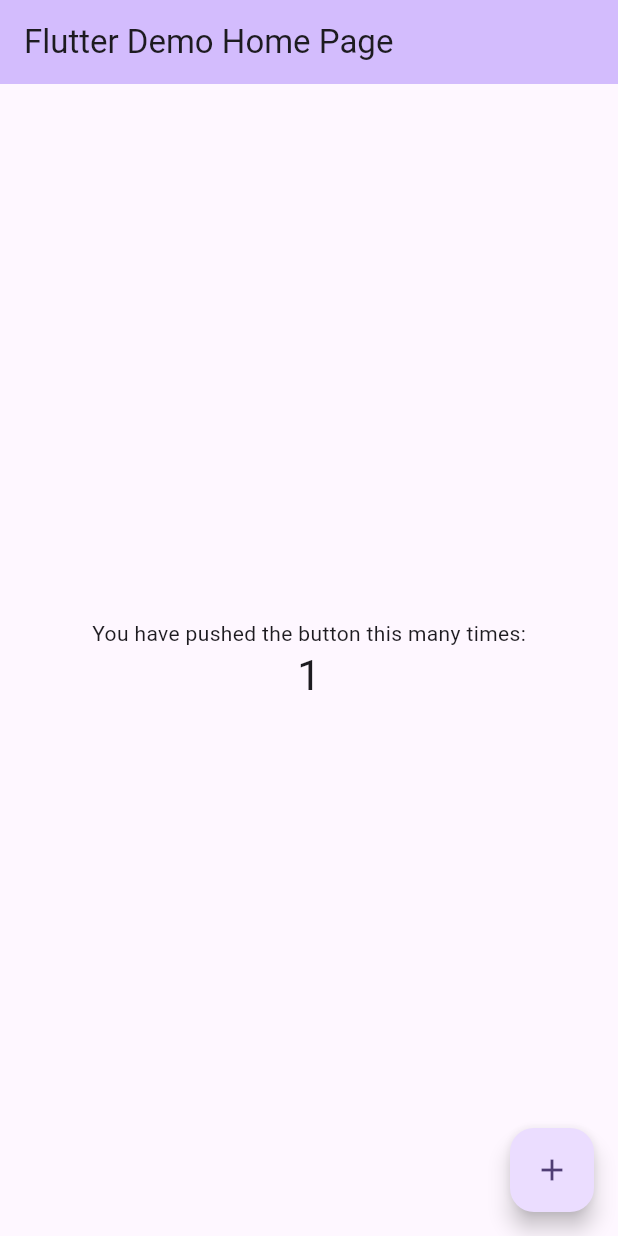
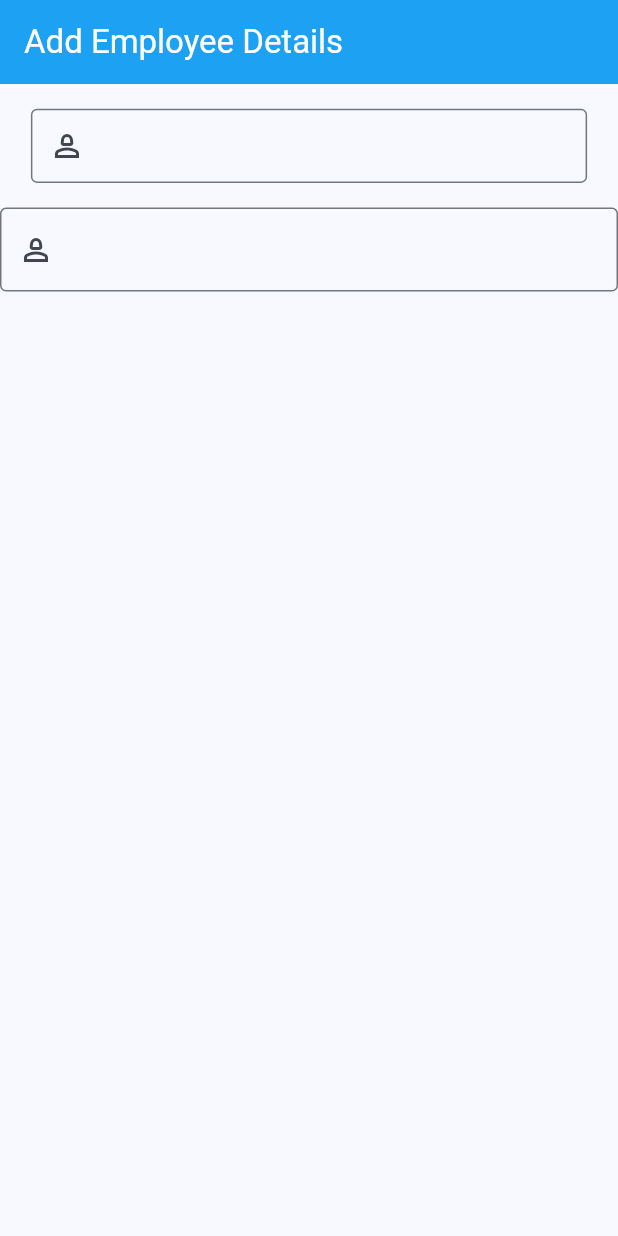
Before and after one commit to sumanthk07/employee-details-app-with-flutter-local-database, a Flutter app: the screen it shows after launch, after a tap on the "add" icon, on a phone screen of 412 x 824 dp. Run offline on Flutter 3.47's test engine with Material 2 defaults, Android fonts, the phone set to English and light mode, and no system bars; our stand-ins replace bloc, flutter_bloc.

```diff
--- /dev/null
+++ b/lib/controllers/add_employee/bloc/add_employee_bloc.dart
@@ -0,0 +1,13 @@
+import 'package:bloc/bloc.dart';
+import 'package:meta/meta.dart';
+
+part 'add_employee_event.dart';
+part 'add_employee_state.dart';
+
+class AddEmployeeBloc extends Bloc<AddEmployeeEvent, AddEmployeeState> {
+  AddEmployeeBloc() : super(AddEmployeeInitial()) {
+    on<AddEmployeeEvent>((event, emit) {
+      // TODO: implement event handler
+    });
+  }
+}
--- /dev/null
+++ b/lib/controllers/add_employee/bloc/add_employee_event.dart
@@ -0,0 +1,4 @@
+part of 'add_employee_bloc.dart';
+
+@immutable
+sealed class AddEmployeeEvent {}
--- /dev/null
+++ b/lib/controllers/add_employee/bloc/add_employee_state.dart
@@ -0,0 +1,6 @@
+part of 'add_employee_bloc.dart';
+
+@immutable
+sealed class AddEmployeeState {}
+
+final class AddEmployeeInitial extends AddEmployeeState {}
--- /dev/null
+++ b/lib/controllers/edit_controller/bloc/edit_controller_event.dart
@@ -0,0 +1,4 @@
+part of 'edit_controller_bloc.dart';
+
+@immutable
+sealed class EditControllerEvent {}
--- /dev/null
+++ b/lib/controllers/edit_controller/bloc/edit_controller_state.dart
@@ -0,0 +1,6 @@
+part of 'edit_controller_bloc.dart';
+
+@immutable
+sealed class EditControllerState {}
+
+final class EditControllerInitial extends EditControllerState {}
--- /dev/null
+++ b/lib/controllers/home/bloc/home_bloc.dart
@@ -0,0 +1,16 @@
+import 'package:employee_details_app/controllers/home/bloc/home_event.dart';
+import 'package:employee_details_app/controllers/home/bloc/home_state.dart';
+import 'package:flutter_bloc/flutter_bloc.dart';
+
+class HomeBloc extends Bloc<HomeEvent, HomeState> {
+  HomeBloc() : super(HomeInitalState()) {
+    on<AddEmployeeButtonClickEvent>(
+        (event, emit) => emit(AddEmployeeButtonState()));
+
+    on<EmployeeDetailsNotFoundEvent>(
+        (event, emit) => emit(EmployeeDetailsNotFoundState()));
+
+    on<EmployeeDetailsFoundEvent>(
+        (event, emit) => emit(EmployeeDetailsFoundState()));
+  }
+}
--- a/lib/main.dart
+++ b/lib/main.dart
@@ -1,3 +1,5 @@
+import 'package:employee_details_app/routes.dart';
+import 'package:employee_details_app/view/home_page.dart';
 import 'package:flutter/material.dart';
 
 void main() {
@@ -11,115 +13,14 @@ class MyApp extends StatelessWidget {
   @override
   Widget build(BuildContext context) {
     return MaterialApp(
-      title: 'Flutter Demo',
+      debugShowCheckedModeBanner: false,
       theme: ThemeData(
-        // This is the theme of your application.
-        //
-        // TRY THIS: Try running your application with "flutter run". You'll see
-        // the application has a blue toolbar. Then, without quitting the app,
-        // try changing the seedColor in the colorScheme below to Colors.green
-        // and then invoke "hot reload" (save your changes or press the "hot
-        // reload" button in a Flutter-supported IDE, or press "r" if you used
-        // the command line to start the app).
-        //
-        // Notice that the counter didn't reset back to zero; the application
-        // state is not lost during the reload. To reset the state, use hot
-        // restart instead.
-        //
-        // This works for code too, not just values: Most code changes can be
-        // tested with just a hot reload.
-        colorScheme: ColorScheme.fromSeed(seedColor: Colors.deepPurple),
+        colorScheme: ColorScheme.fromSeed(
+            seedColor: const Color.fromARGB(255, 29, 161, 242)),
         useMaterial3: true,
       ),
-      home: const MyHomePage(title: 'Flutter Demo Home Page'),
+      onGenerateRoute: Routes.onGenerateRoute,
+      initialRoute: "/home",
     );
   }
 }
-
-class MyHomePage extends StatefulWidget {
-  const MyHomePage({super.key, required this.title});
-
-  // This widget is the home page of your application. It is stateful, meaning
-  // that it has a State object (defined below) that contains fields that affect
-  // how it looks.
-
-  // This class is the configuration for the state. It holds the values (in this
-  // case the title) provided by the parent (in this case the App widget) and
-  // used by the build method of the State. Fields in a Widget subclass are
-  // always marked "final".
-
-  final String title;
-
-  @override
-  State<MyHomePage> createState() => _MyHomePageState();
-}
-
-class _MyHomePageState extends State<MyHomePage> {
-  int _counter = 0;
-
-  void _incrementCounter() {
-    setState(() {
-      // This call to setState tells the Flutter framework that something has
-      // changed in this State, which causes it to rerun the build method below
-      // so that the display can reflect the updated values. If we changed
-      // _counter without calling setState(), then the build method would not be
-      // called again, and so nothing would appear to happen.
-      _counter++;
-    });
-  }
-
-  @override
-  Widget build(BuildContext context) {
-    // This method is rerun every time setState is called, for instance as done
-    // by the _incrementCounter method above.
-    //
-    // The Flutter framework has been optimized to make rerunning build methods
-    // fast, so that you can just rebuild anything that needs updating rather
-    // than having to individually change instances of widgets.
-    return Scaffold(
-      appBar: AppBar(
-        // TRY THIS: Try changing the color here to a specific color (to
-        // Colors.amber, perhaps?) and trigger a hot reload to see the AppBar
-        // change color while the other colors stay the same.
-        backgroundColor: Theme.of(context).colorScheme.inversePrimary,
-        // Here we take the value from the MyHomePage object that was created by
-        // the App.build method, and use it to set our appbar title.
-        title: Text(widget.title),
-      ),
-      body: Center(
-        // Center is a layout widget. It takes a single child and positions it
-        // in the middle of the parent.
-        child: Column(
-          // Column is also a layout widget. It takes a list of children and
-          // arranges them vertically. By default, it sizes itself to fit its
-          // children horizontally, and tries to be as tall as its parent.
-          //
-          // Column has various properties to control how it sizes itself and
-          // how it positions its children. Here we use mainAxisAlignment to
-          // center the children vertically; the main axis here is the vertical
-          // axis because Columns are vertical (the cross axis would be
-          // horizontal).
-          //
-          // TRY THIS: Invoke "debug painting" (choose the "Toggle Debug Paint"
-          // action in the IDE, or press "p" in the console), to see the
-          // wireframe for each widget.
-          mainAxisAlignment: MainAxisAlignment.center,
-          children: <Widget>[
-            const Text(
-              'You have pushed the button this many times:',
-            ),
-            Text(
-              '$_counter',
-              style: Theme.of(context).textTheme.headlineMedium,
-            ),
-          ],
-        ),
-      ),
-      floatingActionButton: FloatingActionButton(
-        onPressed: _incrementCounter,
-        tooltip: 'Increment',
-        child: const Icon(Icons.add),
-      ), // This trailing comma makes auto-formatting nicer for build methods.
-    );
-  }
-}
--- /dev/null
+++ b/lib/reusables/app_bar.dart
@@ -0,0 +1,26 @@
+import 'package:flutter/material.dart';
+
+class CustomAppBar extends StatelessWidget implements PreferredSizeWidget {
+  const CustomAppBar({
+    required this.title,
+    super.key,
+  });
+  final String title;
+
+  @override
+  Widget build(BuildContext context) {
+    return AppBar(
+      automaticallyImplyLeading: false,
+      title: Text(
+        title,
+        style: const TextStyle(
+          color: Colors.white,
+        ),
+      ),
+      backgroundColor: const Color.fromARGB(255, 29, 161, 242),
+    );
+  }
+
+  @override
+  Size get preferredSize => const Size.fromHeight(kToolbarHeight);
+}
--- /dev/null
+++ b/lib/routes.dart
@@ -0,0 +1,29 @@
+import 'package:employee_details_app/controllers/home/bloc/home_bloc.dart';
+import 'package:employee_details_app/view/add_employee/add_employee.dart';
+import 'package:employee_details_app/view/home_page.dart';
+import 'package:flutter/material.dart';
+import 'package:flutter_bloc/flutter_bloc.dart';
+
+class Routes {
+  static Route? onGenerateRoute(RouteSettings settings) {
+    switch (settings.name) {
+      case "/home":
+        return MaterialPageRoute(
+          builder: (context) => BlocProvider(
+            create: (context) => HomeBloc(),
+            child: const HomePage(),
+          ),
+        );
+
+      case "/addEmployeeDetails":
+        return MaterialPageRoute(
+          builder: (context) => BlocProvider(
+            create: (context) => HomeBloc(),
+            child: const AddEmployeeDetails(),
+          ),
+        );
+
+      default:
+    }
+  }
+}
--- /dev/null
+++ b/lib/view/add_employee/add_employee.dart
@@ -0,0 +1,107 @@
+import 'package:employee_details_app/reusables/app_bar.dart';
+import 'package:flutter/material.dart';
+
+class AddEmployeeDetails extends StatelessWidget {
+  const AddEmployeeDetails({super.key});
+
+  final String title = "Add Employee Details";
+
+  @override
+  Widget build(BuildContext context) {
+    var height = MediaQuery.of(context).size.height;
+    var width = MediaQuery.of(context).size.width;
+    return Scaffold(
+      appBar: CustomAppBar(
+        title: title,
+      ),
+      body: SingleChildScrollView(
+          child: Column(
+        children: [
+          SizedBox(
+            height: height * 0.02,
+          ),
+          SizedBox(
+            height: height * 0.06,
+            child: Padding(
+              padding: EdgeInsets.only(left: width * 0.05, right: width * 0.05),
+              child: TextFormField(
+                decoration: const InputDecoration(
+                  prefixIcon: Icon(Icons.person_2_outlined),
+                  border: OutlineInputBorder(
+                    borderSide: BorderSide(),
+                  ),
+                ),
+              ),
+            ),
+          ),
+          SizedBox(
+            height: height * 0.02,
+          ),
+          TextFormField(
+            decoration: const InputDecoration(
+              prefixIcon: Icon(Icons.person_2_outlined),
+              border: OutlineInputBorder(
+                borderSide: BorderSide(),
+              ),
+            ),
+            onTap: () {
+              showModalBottomSheet(
+                context: context,
+                builder: (BuildContext context) {
+                  return Container(
+                    color: Colors.transparent,
+                    child: Column(
+                      mainAxisSize: MainAxisSize.min,
+                      children: [
+                        Container(
+                          decoration: BoxDecoration(
+                            color: const Color.fromARGB(255, 242, 242, 242),
+                            borderRadius: BorderRadius.only(
+                                topLeft: Radius.circular(30),
+                                topRight: Radius.circular(30)),
+                          ),
+                          child: Column(
+                            mainAxisSize: MainAxisSize.min,
+                            children: [
+                              ListTile(
+                                title: Text('Option 1'),
+                                onTap: () {
+                                  Navigator.pop(context, 'Option 1');
+                                },
+                              ),
+                              ListTile(
+                                title: Text('Option 2'),
+                                onTap: () {
+                                  Navigator.pop(context, 'Option 2');
+                                },
+                              ),
+                              ListTile(
+                                title: Text('Option 3'),
+                                onTap: () {
+                                  Navigator.pop(context, 'Option 3');
+                                },
+                              ),
+                            ],
+                          ),
+                        ),
+                      ],
+                    ),
+                  );
+                },
+              ).then((value) {
+                if (value != null) {}
+              });
+            },
+            // child: Container(
+            //     height: height * 0.05,
+            //     width: width * 0.9,
+            //     decoration: BoxDecoration(
+            //         border: Border.all(),
+            //         borderRadius: BorderRadius.circular(5)),
+            //     child: Text('Open Dropdown'),),
+          ),
+        ],
+      )),
+    );
+  }
+}
--- /dev/null
+++ b/lib/view/home_page.dart
@@ -0,0 +1,41 @@
+import 'package:employee_details_app/reusables/app_bar.dart';
+import 'package:flutter/material.dart';
+
+class HomePage extends StatelessWidget {
+  const HomePage({super.key});
+
+  final String title = "Employee List";
+
+  @override
+  Widget build(BuildContext context) {
+    return Scaffold(
+      backgroundColor: const Color.fromARGB(255, 242, 242, 242),
+      appBar: CustomAppBar(
+        title: title,
+      ),
+      body: Center(
+        child: Column(
+          children: [
+            const Spacer(),
+            Image.asset("assets/images/no_data_image.png"),
+            const Text(
+              "No employee records found",
+              style: TextStyle(fontSize: 18, fontWeight: FontWeight.bold),
+            ),
+            const Spacer(),
+          ],
+        ),
+      ),
+      floatingActionButton: FloatingActionButton(
+        backgroundColor: Colors.blue,
+        onPressed: () {
+          Navigator.pushNamed(context, "/addEmployeeDetails");
+        },
+        child: const Icon(
+          Icons.add,
+          color: Colors.white,
+        ),
+      ),
+    );
+  }
+}
```
Also changed, not shown: lib/controllers/edit_controller/bloc/edit_controller_bloc.dart (added, +13 -0 lines), lib/controllers/home/bloc/home_event.dart (added, +7 -0 lines), lib/controllers/home/bloc/home_state.dart (added, +9 -0 lines), pubspec.yaml (+4 -3 lines), assets/images/no_data_image.png (added), pubspec.lock.
